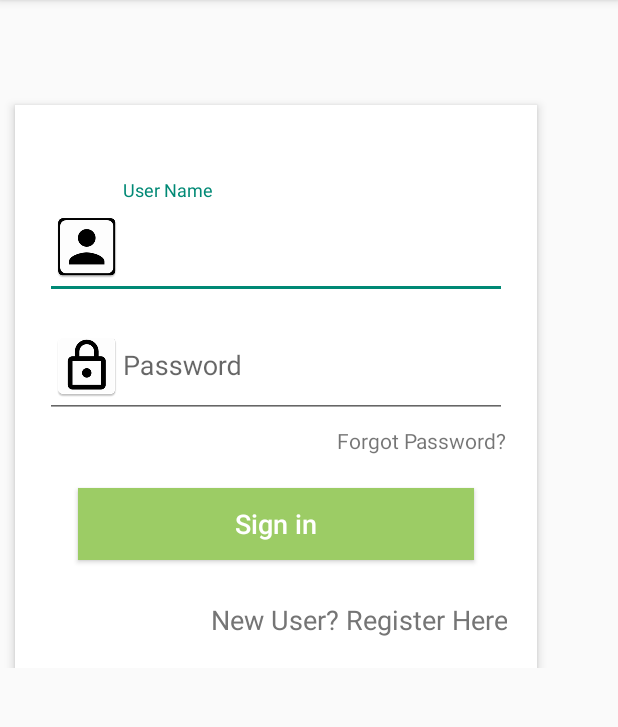
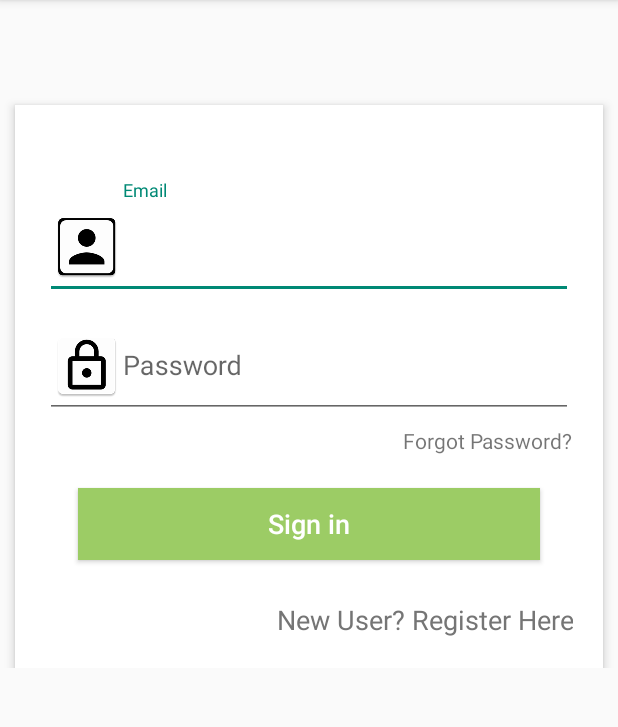
Before and after one commit to anchitgupt/swatch-bharat-solution, an Android app: the LoginActivity screen opened directly, with no data from a screen before it, on a phone screen of 412 x 824 dp, the part 84-811 px from its top. Run offline under Robolectric (Android 15) with nearby library versions, the phone set to English and light mode, and no system bars; our stand-ins replace Firebase (no records; nobody signed in at launch, a user with empty details on screens opened directly).

Commit message:
width are changed

```diff
--- a/app/src/main/res/layout/activity_login.xml
+++ b/app/src/main/res/layout/activity_login.xml
@@ -8,7 +8,7 @@
 
     <LinearLayout
         android:id="@+id/LinearRegister"
-        android:layout_width="368dp"
+        android:layout_width="match_parent"
         android:layout_height="wrap_content"
         android:layout_alignParentEnd="true"
         android:layout_alignParentStart="true"
@@ -18,7 +18,7 @@
         tools:layout_editor_absoluteY="0dp">
 
         <RelativeLayout
-            android:layout_width="fill_parent"
+            android:layout_width="match_parent"
             android:layout_height="wrap_content"
             android:layout_below="@+id/login_title"
             android:layout_marginLeft="10dp"
@@ -30,7 +30,7 @@
             android:padding="20dp">
 
             <LinearLayout
-                android:layout_width="fill_parent"
+                android:layout_width="match_parent"
                 android:layout_height="wrap_content"
                 android:orientation="vertical"
                 android:paddingTop="30dp">
@@ -44,7 +44,7 @@
                         android:layout_width="fill_parent"
                         android:layout_height="wrap_content"
                         android:drawableLeft="@mipmap/user"
-                        android:hint="User Name"
+                        android:hint="Email"
                         android:inputType="textEmailAddress"
                         android:singleLine="true" />
                 </android.support.design.widget.TextInputLayout>
```
